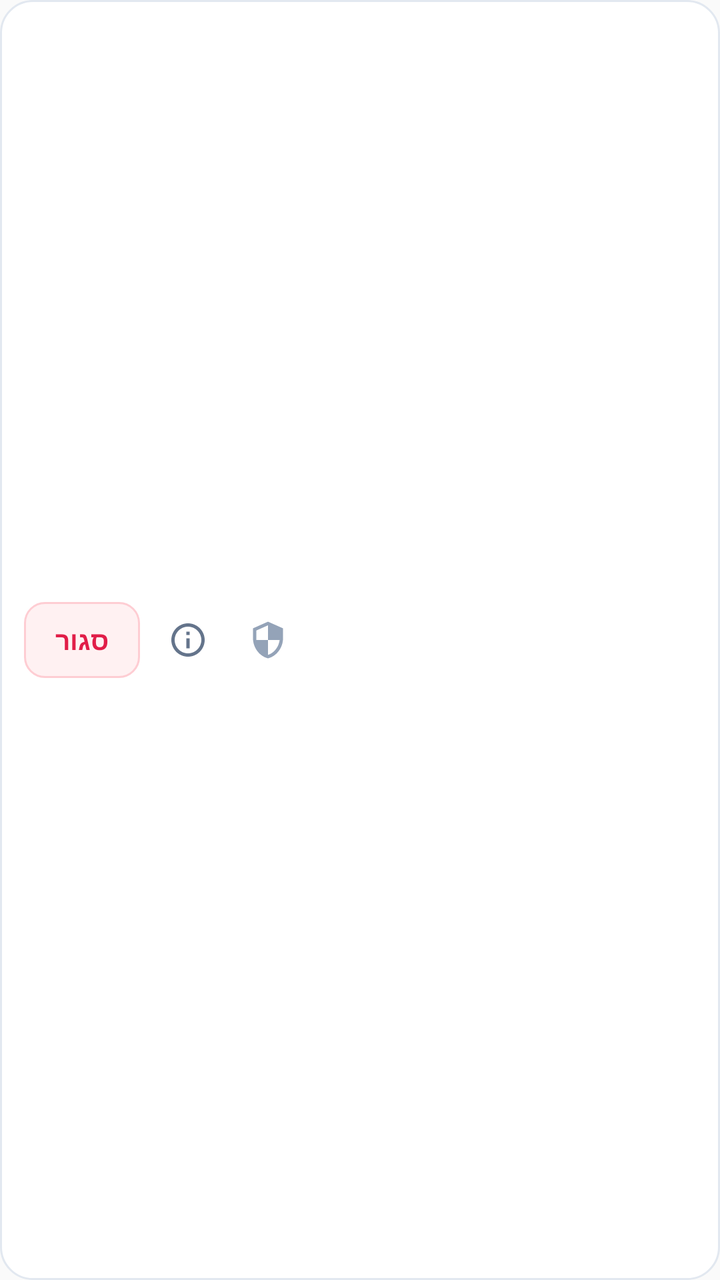
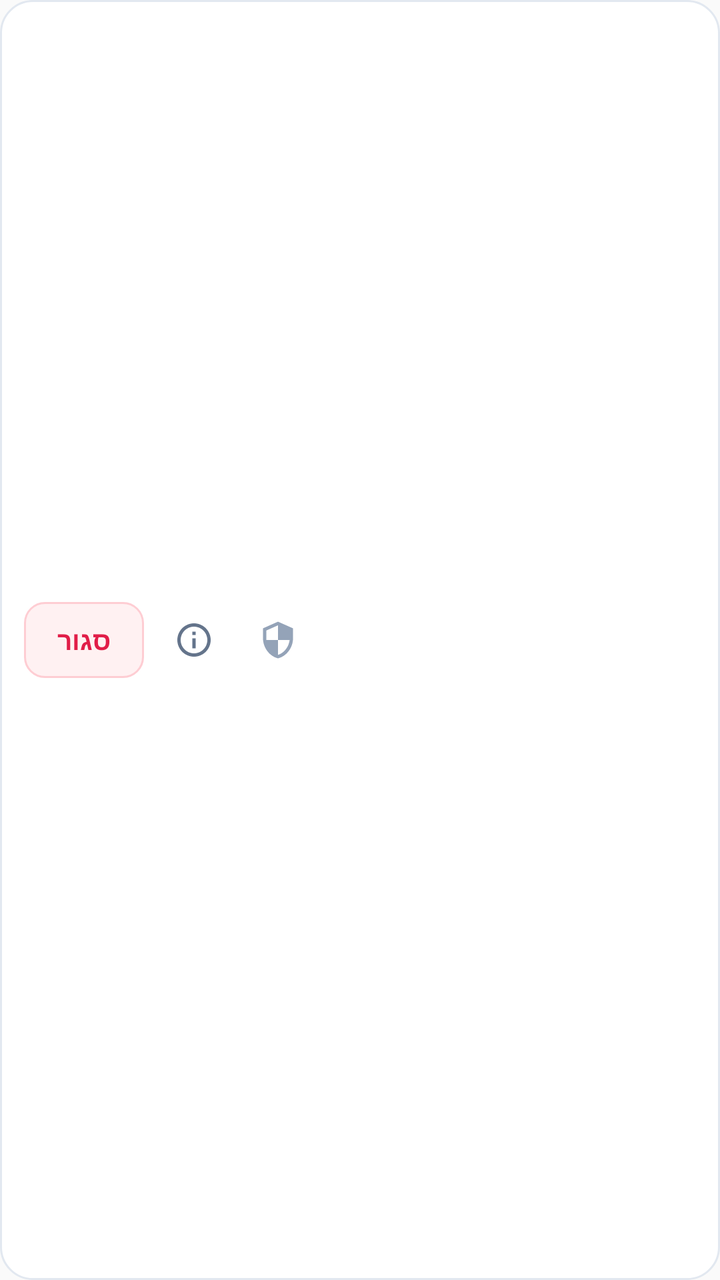

Screens rendered from an Android XML layout before and after an edit, with the pre-edit source and the edit as a unified diff.
<!-- AndroidManifest.xml: application theme android:Theme.Material.Light.NoActionBar -->
<!-- res/layout/item_app.xml -->
<?xml version="1.0" encoding="utf-8"?>
<LinearLayout xmlns:android="http://schemas.android.com/apk/res/android"
    android:layout_width="match_parent"
    android:layout_height="wrap_content"
    android:background="@drawable/bg_card"
    android:gravity="center_vertical"
    android:layoutDirection="rtl"
    android:orientation="horizontal"
    android:paddingStart="12dp"
    android:paddingTop="12dp"
    android:paddingEnd="12dp"
    android:paddingBottom="12dp">

    <ImageView
        android:id="@+id/ivAppIcon"
        android:layout_width="44dp"
        android:layout_height="44dp"
        android:scaleType="fitCenter" />

    <LinearLayout
        android:layout_width="0dp"
        android:layout_height="wrap_content"
        android:layout_marginStart="12dp"
        android:layout_marginEnd="8dp"
        android:layout_weight="1"
        android:orientation="vertical">

        <TextView
            android:id="@+id/tvAppName"
            android:layout_width="wrap_content"
            android:layout_height="wrap_content"
            android:ellipsize="end"
            android:maxLines="1"
            android:textAlignment="viewStart"
            android:textColor="@color/text_primary"
            android:textSize="15sp"
            android:textStyle="bold" />

        <TextView
            android:id="@+id/tvAppStatus"
            android:layout_width="wrap_content"
            android:layout_height="wrap_content"
            android:layout_marginTop="2dp"
            android:ellipsize="end"
            android:maxLines="1"
            android:textAlignment="viewStart"
            android:textColor="@color/text_secondary"
            android:textSize="12sp" />

        <TextView
            android:id="@+id/tvStatusBadge"
            android:layout_width="wrap_content"
            android:layout_height="wrap_content"
            android:layout_marginTop="4dp"
            android:paddingStart="8dp"
            android:paddingTop="2dp"
            android:paddingEnd="8dp"
            android:paddingBottom="2dp"
            android:textSize="11sp"
            android:textStyle="bold"
            android:visibility="gone" />
    </LinearLayout>

    <ImageButton
        android:id="@+id/btnProtect"
        android:layout_width="40dp"
        android:layout_height="40dp"
        android:background="?android:attr/selectableItemBackgroundBorderless"
        android:contentDescription="@string/cd_protect"
        android:padding="8dp"
        android:scaleType="centerInside"
        android:src="@drawable/ic_shield_outline" />

    <ImageButton
        android:id="@+id/btnAppInfo"
        android:layout_width="40dp"
        android:layout_height="40dp"
        android:background="?android:attr/selectableItemBackgroundBorderless"
        android:contentDescription="@string/cd_app_info"
        android:padding="8dp"
        android:scaleType="centerInside"
        android:src="@drawable/ic_info" />

    <TextView
        android:id="@+id/btnKillSingle"
        android:layout_width="wrap_content"
        android:layout_height="38dp"
        android:layout_marginStart="4dp"
        android:background="@drawable/bg_btn_kill_small"
        android:gravity="center"
        android:minWidth="58dp"
        android:paddingStart="12dp"
        android:paddingEnd="12dp"
        android:text="@string/btn_kill_single"
        android:textColor="@color/danger_rose"
        android:textSize="13sp"
        android:textStyle="bold" />

</LinearLayout>
<!-- resources referenced by this layout -->
<resources>
  <color name="danger_rose">#E11D48</color>
  <color name="text_primary">#0F172A</color>
  <color name="text_secondary">#64748B</color>
  <!-- drawable bg_btn_kill_small (drawable) -->
  <?xml version="1.0" encoding="utf-8"?>
  <ripple xmlns:android="http://schemas.android.com/apk/res/android"
      android:color="#30E11D48">
      <item>
          <shape android:shape="rectangle">
              <solid android:color="#FFF1F2" />
              <corners android:radius="10dp" />
              <stroke
                  android:width="1dp"
                  android:color="#FECDD3" />
          </shape>
      </item>
  </ripple>
  <!-- drawable bg_card (drawable) -->
  <?xml version="1.0" encoding="utf-8"?>
  <shape xmlns:android="http://schemas.android.com/apk/res/android"
      android:shape="rectangle">
      <solid android:color="#FFFFFF" />
      <corners android:radius="16dp" />
      <stroke
          android:width="1dp"
          android:color="#E2E8F0" />
  </shape>
  <!-- drawable ic_info (drawable) -->
  <?xml version="1.0" encoding="utf-8"?>
  <vector xmlns:android="http://schemas.android.com/apk/res/android"
      android:width="20dp"
      android:height="20dp"
      android:viewportWidth="24"
      android:viewportHeight="24">
      <path
          android:fillColor="#64748B"
          android:pathData="M11,7h2v2h-2zM11,11h2v6h-2zM12,2C6.48,2 2,6.48 2,12s4.48,10 10,10 10,-4.48 10,-10S17.52,2 12,2zM12,20c-4.41,0 -8,-3.59 -8,-8s3.59,-8 8,-8 8,3.59 8,8 -3.59,8 -8,8z" />
  </vector>
  <!-- drawable ic_shield_outline (drawable) -->
  <?xml version="1.0" encoding="utf-8"?>
  <vector xmlns:android="http://schemas.android.com/apk/res/android"
      android:width="20dp"
      android:height="20dp"
      android:viewportWidth="24"
      android:viewportHeight="24">
      <path
          android:fillColor="#94A3B8"
          android:pathData="M12,1L3,5v6c0,5.55 3.84,10.74 9,12 5.16,-1.26 9,-6.45 9,-12V5l-9,-4zm0,10.99h7c-0.53,4.12 -3.28,7.79 -7,8.94V12H5V6.3l7,-3.11v8.8z" />
  </vector>
  <string name="btn_kill_single">סגור</string>
  <string name="cd_app_info">פרטי אפליקציה</string>
  <string name="cd_protect">הגן על אפליקציה</string>
</resources>

<!-- the commit's change to res/layout/item_app.xml (unified diff, before → after) -->
@@ -21,7 +21,7 @@
         android:layout_width="0dp"
         android:layout_height="wrap_content"
         android:layout_marginStart="12dp"
-        android:layout_marginEnd="8dp"
+        android:layout_marginEnd="6dp"
         android:layout_weight="1"
         android:orientation="vertical">
 
@@ -63,21 +63,21 @@
 
     <ImageButton
         android:id="@+id/btnProtect"
-        android:layout_width="40dp"
-        android:layout_height="40dp"
+        android:layout_width="42dp"
+        android:layout_height="42dp"
         android:background="?android:attr/selectableItemBackgroundBorderless"
         android:contentDescription="@string/cd_protect"
-        android:padding="8dp"
+        android:padding="9dp"
         android:scaleType="centerInside"
         android:src="@drawable/ic_shield_outline" />
 
     <ImageButton
         android:id="@+id/btnAppInfo"
-        android:layout_width="40dp"
-        android:layout_height="40dp"
+        android:layout_width="42dp"
+        android:layout_height="42dp"
         android:background="?android:attr/selectableItemBackgroundBorderless"
         android:contentDescription="@string/cd_app_info"
-        android:padding="8dp"
+        android:padding="9dp"
         android:scaleType="centerInside"
         android:src="@drawable/ic_info" />
 
@@ -88,7 +88,7 @@
         android:layout_marginStart="4dp"
         android:background="@drawable/bg_btn_kill_small"
         android:gravity="center"
-        android:minWidth="58dp"
+        android:minWidth="60dp"
         android:paddingStart="12dp"
         android:paddingEnd="12dp"
         android:text="@string/btn_kill_single"
<!-- resource entries referenced after the edit -->
@@ -8,13 +8,26 @@
   <ripple xmlns:android="http://schemas.android.com/apk/res/android"
       android:color="#30E11D48">
       <item>
-          <shape android:shape="rectangle">
-              <solid android:color="#FFF1F2" />
-              <corners android:radius="10dp" />
-              <stroke
-                  android:width="1dp"
-                  android:color="#FECDD3" />
-          </shape>
+          <selector>
+              <item android:state_enabled="false">
+                  <shape android:shape="rectangle">
+                      <solid android:color="#F8FAFC" />
+                      <corners android:radius="10dp" />
+                      <stroke
+                          android:width="1dp"
+                          android:color="#E2E8F0" />
+                  </shape>
+              </item>
+              <item>
+                  <shape android:shape="rectangle">
+                      <solid android:color="#FFF1F2" />
+                      <corners android:radius="10dp" />
+                      <stroke
+                          android:width="1dp"
+                          android:color="#FECDD3" />
+                  </shape>
+              </item>
+          </selector>
       </item>
   </ripple>
   <!-- drawable bg_card (drawable) -->
